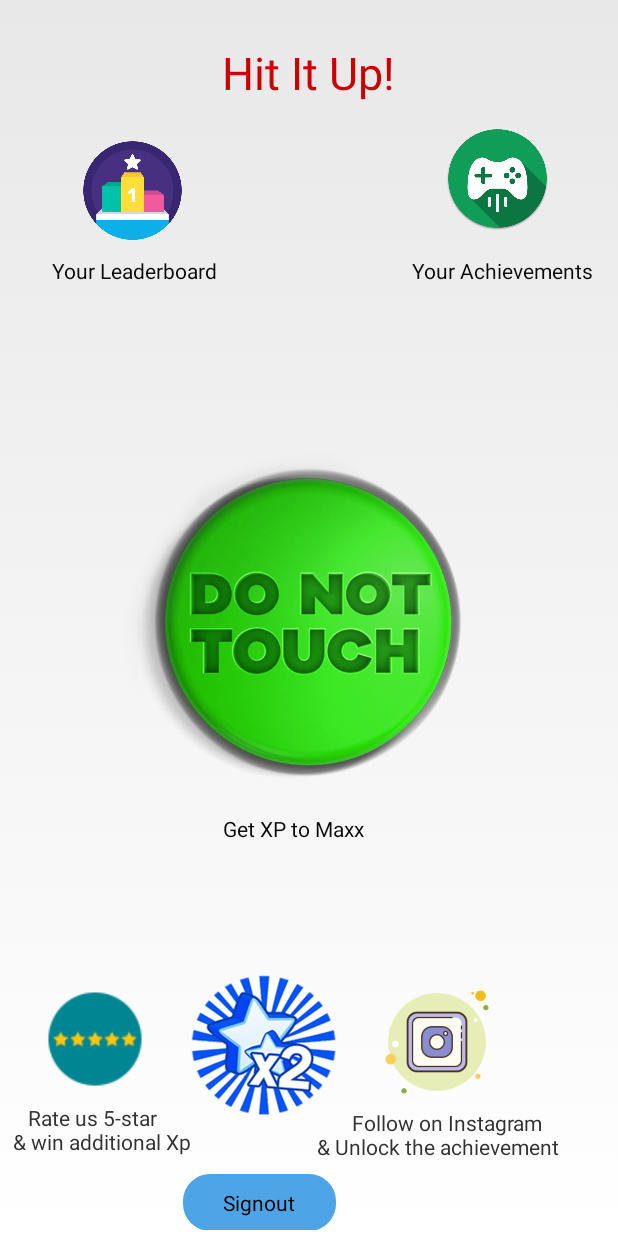
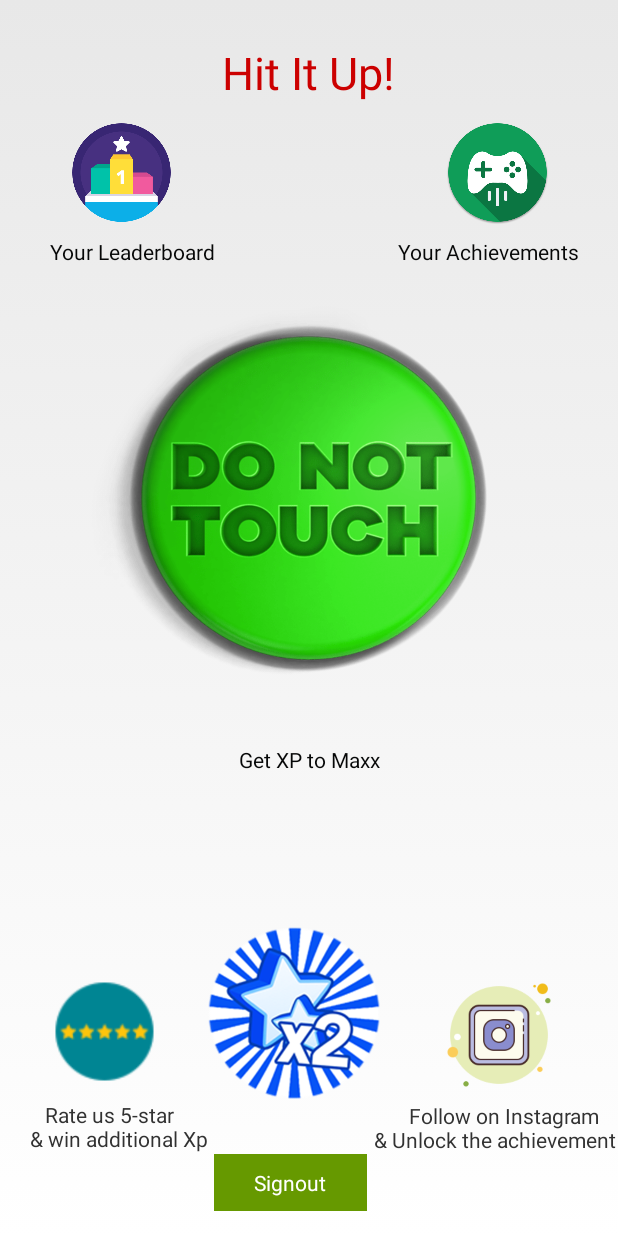
Before and after one commit to nnishad/OneTapXP_Booster, an Android app: the screen it shows after launch (MainActivity), on a phone screen of 412 x 824 dp. Run offline under Robolectric (Android 15) with nearby library versions, the phone set to English and light mode, and no system bars; our stand-ins replace AdMob; 7 statements that could not run were skipped.

Commit message:
UI Optimised!

```diff
--- a/app/build.gradle
+++ b/app/build.gradle
@@ -8,8 +8,8 @@ android {
         applicationId "com.nightowldevelopers.onetapxpboost"
         minSdkVersion 16
         targetSdkVersion 29
-        versionCode 9
-        versionName "1.0.13"
+        versionCode 10
+        versionName "1.0.14"
         testInstrumentationRunner "androidx.test.runner.AndroidJUnitRunner"
     }
     buildTypes {
--- a/app/src/main/java/com/nightowldevelopers/onetapxpboost/MainActivity.java
+++ b/app/src/main/java/com/nightowldevelopers/onetapxpboost/MainActivity.java
@@ -17,8 +17,6 @@ import android.view.WindowManager;
 import android.view.animation.Animation;
 import android.view.animation.AnimationUtils;
 import android.widget.Button;
-import android.widget.ImageView;
-import android.widget.LinearLayout;
 import android.widget.Toast;
 
 import androidx.annotation.NonNull;
@@ -53,7 +51,9 @@ import com.google.android.gms.tasks.Task;
 
 import java.util.ArrayList;
 
-import static android.widget.Toast.*;
+import static android.widget.Toast.LENGTH_LONG;
+import static android.widget.Toast.LENGTH_SHORT;
+import static android.widget.Toast.makeText;
 
 public class MainActivity extends Activity implements
         View.OnClickListener, RewardedVideoAdListener {
@@ -140,7 +140,7 @@ public class MainActivity extends Activity implements
     }
 
     private void loadRewardedVideoAd() {
-        mRewardedVideoAd.loadAd(getString(R.string.ad_unit_id), new AdRequest.Builder().build());
+        mRewardedVideoAd.loadAd(getString(R.string.vdo_ad_unit_id), new AdRequest.Builder().build());
     }
 
     @Override
--- a/app/src/main/res/layout/activity_main.xml
+++ b/app/src/main/res/layout/activity_main.xml
@@ -8,7 +8,8 @@
 
     <LinearLayout
         android:id="@+id/screen_sign_in"
-        style="@style/LLScreen">
+        style="@style/LLScreen"
+        tools:ignore="MissingConstraints">
 
         <TextView style="@style/GameTitle" />
 
@@ -50,30 +51,24 @@
         <Button
             android:id="@+id/button_single_player_2"
             style="@style/MainScreenButton"
-            android:layout_width="256dp"
-            android:layout_height="256dp"
-            android:layout_marginTop="8dp"
-            android:layout_marginBottom="84dp"
+            android:layout_width="298dp"
+            android:layout_height="288dp"
             android:background="@drawable/do_not_touch"
-            app:layout_constraintBottom_toTopOf="@+id/frameLayout2"
+            app:layout_constraintBottom_toTopOf="@+id/textView2"
             app:layout_constraintEnd_toEndOf="parent"
             app:layout_constraintHorizontal_bias="0.495"
             app:layout_constraintStart_toStartOf="parent"
-            app:layout_constraintTop_toTopOf="parent"
-            app:layout_constraintVertical_bias="1.0" />
+            app:layout_constraintTop_toBottomOf="@+id/textView4" />
 
         <TextView
             android:id="@+id/textView2"
             style="@style/MainScreenButtonBlurb"
-            android:layout_marginStart="8dp"
-            android:layout_marginLeft="8dp"
-            android:layout_marginEnd="8dp"
-            android:layout_marginRight="8dp"
             android:text="@string/single_player_explanation"
             android:textColor="#060707"
-            app:layout_constraintEnd_toEndOf="parent"
-            app:layout_constraintHorizontal_bias="0.466"
-            app:layout_constraintStart_toStartOf="parent"
+            app:layout_constraintBottom_toTopOf="@+id/adView"
+            app:layout_constraintEnd_toStartOf="@+id/adView"
+            app:layout_constraintHorizontal_bias="0.501"
+            app:layout_constraintStart_toEndOf="@+id/adView"
             app:layout_constraintTop_toBottomOf="@+id/button_single_player_2" />
 
 
@@ -82,44 +77,48 @@
             style="@style/MainScreenButton"
             android:layout_width="70dp"
             android:layout_height="70dp"
-            android:layout_marginTop="92dp"
+            android:layout_marginStart="44dp"
+            android:layout_marginLeft="44dp"
+            android:layout_marginTop="80dp"
+            android:layout_marginEnd="8dp"
+            android:layout_marginRight="8dp"
             android:background="@drawable/achieve"
-            app:layout_constraintEnd_toEndOf="parent"
-            app:layout_constraintHorizontal_bias="0.156"
+            app:layout_constraintEnd_toStartOf="@+id/button_see_invitations"
+            app:layout_constraintHorizontal_bias="0.011"
             app:layout_constraintStart_toStartOf="parent"
             app:layout_constraintTop_toTopOf="parent" />
 
         <TextView
             android:id="@+id/textView4"
             style="@style/MainScreenButtonBlurb"
-            android:layout_marginStart="8dp"
-            android:layout_marginLeft="8dp"
+            android:layout_marginStart="24dp"
+            android:layout_marginLeft="24dp"
             android:layout_marginTop="8dp"
-            android:layout_marginEnd="136dp"
-            android:layout_marginRight="136dp"
+            android:layout_marginEnd="8dp"
+            android:layout_marginRight="8dp"
             android:text="@string/invite_players_explanation"
             android:textColor="#060707"
-            app:layout_constraintBottom_toBottomOf="parent"
-            app:layout_constraintEnd_toEndOf="parent"
-            app:layout_constraintHorizontal_bias="0.168"
+            app:layout_constraintEnd_toStartOf="@+id/textView3"
+            app:layout_constraintHorizontal_bias="0.078"
             app:layout_constraintStart_toStartOf="parent"
-            app:layout_constraintTop_toBottomOf="@+id/button_invite_players"
-            app:layout_constraintVertical_bias="0.001" />
+            app:layout_constraintTop_toBottomOf="@+id/button_invite_players" />
 
         <TextView
             android:id="@+id/textView3"
             style="@style/MainScreenButtonBlurb"
             android:layout_width="wrap_content"
             android:layout_height="wrap_content"
+            android:layout_marginStart="8dp"
+            android:layout_marginLeft="8dp"
             android:layout_marginTop="8dp"
+            android:layout_marginEnd="16dp"
+            android:layout_marginRight="16dp"
             android:text="@string/see_invitations_explanation"
             android:textColor="#060707"
-            app:layout_constraintBottom_toBottomOf="parent"
             app:layout_constraintEnd_toEndOf="parent"
-            app:layout_constraintHorizontal_bias="0.944"
+            app:layout_constraintHorizontal_bias="0.965"
             app:layout_constraintStart_toStartOf="parent"
-            app:layout_constraintTop_toBottomOf="@+id/button_see_invitations"
-            app:layout_constraintVertical_bias="0.014" />
+            app:layout_constraintTop_toBottomOf="@+id/button_see_invitations" />
 
 
         <Button
@@ -127,89 +126,69 @@
             style="@style/MainScreenButton"
             android:layout_width="70dp"
             android:layout_height="70dp"
-            android:layout_marginTop="84dp"
+            android:layout_marginStart="8dp"
+            android:layout_marginLeft="8dp"
+            android:layout_marginTop="80dp"
+            android:layout_marginEnd="44dp"
+            android:layout_marginRight="44dp"
             android:background="@drawable/achievemnet_google_play_games_png"
             app:layout_constraintEnd_toEndOf="parent"
-            app:layout_constraintHorizontal_bias="0.868"
+            app:layout_constraintHorizontal_bias="0.996"
             app:layout_constraintStart_toStartOf="parent"
             app:layout_constraintTop_toTopOf="parent" />
 
 
-        <FrameLayout
-            android:id="@+id/frameLayout2"
-            android:layout_width="404dp"
-            android:layout_height="193dp"
-            android:layout_marginBottom="4dp"
-            app:layout_constraintBottom_toBottomOf="parent"
-            app:layout_constraintEnd_toEndOf="parent"
-            app:layout_constraintHorizontal_bias="0.428"
-            app:layout_constraintStart_toStartOf="parent"
-            tools:ignore="MissingConstraints">
-
-
         <androidx.constraintlayout.widget.ConstraintLayout
-                android:layout_width="wrap_content"
-                android:layout_height="186dp"
+            android:id="@+id/constraintLayout"
+            android:layout_width="411dp"
+            android:layout_height="200dp"
             android:layout_marginTop="8dp"
             app:layout_constraintBottom_toBottomOf="parent"
             app:layout_constraintEnd_toEndOf="parent"
-                app:layout_constraintHorizontal_bias="1.0"
             app:layout_constraintStart_toStartOf="parent"
             app:layout_constraintTop_toTopOf="@+id/textView"
-                app:layout_constraintVertical_bias="0.0">
+            app:layout_constraintVertical_bias="0.99">
 
 
             <Button
                 android:id="@+id/button_sign_out"
                 android:layout_width="102dp"
                 android:layout_height="38dp"
-                    android:layout_marginStart="8dp"
-                    android:layout_marginLeft="8dp"
-                    android:layout_marginEnd="8dp"
-                    android:layout_marginRight="8dp"
-                    android:background="@drawable/roundedredbutton"
+                android:background="@android:color/holo_green_dark"
                 android:text="Signout"
+                android:textColor="@color/ButtonTextColor"
                 app:layout_constraintBottom_toBottomOf="parent"
                 app:layout_constraintEnd_toEndOf="parent"
-                    app:layout_constraintHorizontal_bias="0.387"
+                app:layout_constraintHorizontal_bias="0.459"
                 app:layout_constraintStart_toStartOf="parent"
-                    app:layout_constraintTop_toBottomOf="@+id/screen_main" />
+                app:layout_constraintTop_toBottomOf="@+id/textView5"
+                app:layout_constraintVertical_bias="0.0" />
 
             <Button
 
                 android:id="@+id/developershare"
                 style="@style/SignOutButton"
-                    android:layout_width="97dp"
+                android:layout_width="115dp"
 
-                    android:layout_height="94dp"
-                    android:layout_marginStart="8dp"
-                    android:layout_marginLeft="8dp"
-                    android:layout_marginTop="8dp"
-                    android:layout_marginEnd="8dp"
-                    android:layout_marginRight="8dp"
-                    android:layout_marginBottom="8dp"
+                android:layout_height="115dp"
                 android:background="@drawable/xp2"
-                    app:layout_constraintBottom_toBottomOf="parent"
-                    app:layout_constraintEnd_toEndOf="parent"
-                    app:layout_constraintHorizontal_bias="0.399"
-                    app:layout_constraintStart_toStartOf="parent"
-                    app:layout_constraintTop_toTopOf="parent"
-                    app:layout_constraintVertical_bias="0.096" />
+                app:layout_constraintEnd_toStartOf="@+id/button_instagram"
+                app:layout_constraintHorizontal_bias="0.5"
+                app:layout_constraintStart_toEndOf="@+id/rating"
+                tools:ignore="MissingConstraints"
+                tools:layout_editor_absoluteY="16dp" />
 
             <Button
                 android:id="@+id/rating"
-                    android:layout_width="wrap_content"
-                    android:layout_height="wrap_content"
-                    android:layout_marginStart="28dp"
-                    android:layout_marginLeft="28dp"
-                    android:layout_marginTop="8dp"
-                    android:layout_marginBottom="88dp"
+                android:layout_width="67dp"
+                android:layout_height="67dp"
+
+                android:layout_marginTop="36dp"
                 android:background="@drawable/rating"
-
-                    app:layout_constraintBottom_toBottomOf="parent"
+                app:layout_constraintEnd_toStartOf="@+id/developershare"
+                app:layout_constraintHorizontal_bias="0.5"
                 app:layout_constraintStart_toStartOf="parent"
-                    app:layout_constraintTop_toTopOf="parent"
-                    app:layout_constraintVertical_bias="0.692" />
+                app:layout_constraintTop_toTopOf="parent" />
 
             <Button
                 android:id="@+id/button_instagram"
@@ -217,51 +196,37 @@
                 android:layout_width="88dp"
                 android:layout_height="88dp"
 
-                    android:layout_marginStart="8dp"
-                    android:layout_marginLeft="8dp"
-                    android:layout_marginTop="8dp"
-                    android:layout_marginEnd="16dp"
-                    android:layout_marginRight="16dp"
-                    android:layout_marginBottom="8dp"
+                android:layout_marginTop="28dp"
                 android:background="@drawable/instagram_new"
-                    app:layout_constraintBottom_toBottomOf="parent"
                 app:layout_constraintEnd_toEndOf="parent"
-                    app:layout_constraintHorizontal_bias="0.808"
-                    app:layout_constraintStart_toStartOf="parent"
-                    app:layout_constraintTop_toTopOf="parent"
-                    app:layout_constraintVertical_bias="0.097" />
+                app:layout_constraintHorizontal_bias="0.5"
+                app:layout_constraintStart_toEndOf="@+id/developershare"
+                app:layout_constraintTop_toTopOf="parent" />
 
             <TextView
                 android:id="@+id/textView5"
-                    android:layout_width="202dp"
-                    android:layout_height="48dp"
-                    android:layout_marginStart="208dp"
-                    android:layout_marginLeft="208dp"
+                android:layout_width="wrap_content"
+                android:layout_height="wrap_content"
                 android:layout_marginBottom="8dp"
                 android:text="       Follow on Instagram\n&amp; Unlock the achievement"
                 app:layout_constraintBottom_toBottomOf="parent"
-                    app:layout_constraintStart_toStartOf="parent"
-                    app:layout_constraintTop_toTopOf="parent"
-                    app:layout_constraintVertical_bias="0.8" />
+                app:layout_constraintEnd_toEndOf="parent"
+                app:layout_constraintHorizontal_bias="0.99"
+                app:layout_constraintStart_toEndOf="@+id/textView6"
+                app:layout_constraintTop_toBottomOf="@+id/button_instagram"
+                app:layout_constraintVertical_bias="0.0" />
 
             <TextView
                 android:id="@+id/textView6"
                 android:layout_width="wrap_content"
                 android:layout_height="wrap_content"
-                    android:layout_marginStart="2dp"
-                    android:layout_marginLeft="2dp"
-                    android:layout_marginEnd="232dp"
-                    android:layout_marginRight="232dp"
-                    android:layout_marginBottom="8dp"
+                android:layout_marginTop="12dp"
                 android:text="    Rate us 5-star \n &amp; win additional Xp"
-                    app:layout_constraintBottom_toBottomOf="parent"
                 app:layout_constraintEnd_toEndOf="parent"
-                    app:layout_constraintHorizontal_bias="0.0"
+                app:layout_constraintHorizontal_bias="0.055"
                 app:layout_constraintStart_toStartOf="parent"
-                    app:layout_constraintTop_toBottomOf="@+id/rating"
-                    app:layout_constraintVertical_bias="0.208" />
+                app:layout_constraintTop_toBottomOf="@+id/rating" />
         </androidx.constraintlayout.widget.ConstraintLayout>
-        </FrameLayout>
 
         <com.google.android.gms.ads.AdView xmlns:ads="http://schemas.android.com/apk/res-auto"
             android:id="@+id/adView"
@@ -270,13 +235,12 @@
             android:layout_alignParentBottom="true"
             android:layout_centerHorizontal="true"
             ads:adSize="BANNER"
-            ads:adUnitId="ca-app-pub-3940256099942544/6300978111"
-            ads:layout_constraintBottom_toTopOf="@+id/frameLayout2"
+            ads:adUnitId="ca-app-pub-9659269658536774/6742499649"
+            ads:layout_constraintBottom_toTopOf="@+id/constraintLayout"
             ads:layout_constraintEnd_toEndOf="parent"
-            ads:layout_constraintHorizontal_bias="0.494"
+            ads:layout_constraintHorizontal_bias="0.5"
             ads:layout_constraintStart_toStartOf="parent"
-            ads:layout_constraintTop_toBottomOf="@+id/textView2"
-            ads:layout_constraintVertical_bias="0.0" />
+            ads:layout_constraintTop_toBottomOf="@+id/button_single_player_2" />
     </androidx.constraintlayout.widget.ConstraintLayout>
 
 
--- a/app/src/main/res/values/strings.xml
+++ b/app/src/main/res/values/strings.xml
@@ -33,5 +33,6 @@
     <string name='match_error_locally_modified'>This match has locally-modified data.  This operation cannot be performed until the match is sent to the server.</string>
 
     <string name="admob_app_id">ca-app-pub-3940256099942544~3347511713</string>
-    <string name="ad_unit_id">ca-app-pub-3940256099942544/5224354917</string>
+    <string name="ad_unit_id">ca-app-pub-9659269658536774/6742499649</string>
+    <string name="vdo_ad_unit_id">ca-app-pub-9659269658536774/4844068386</string>
 </resources>
```
Lines whose indentation alone changed are shown as unchanged.
